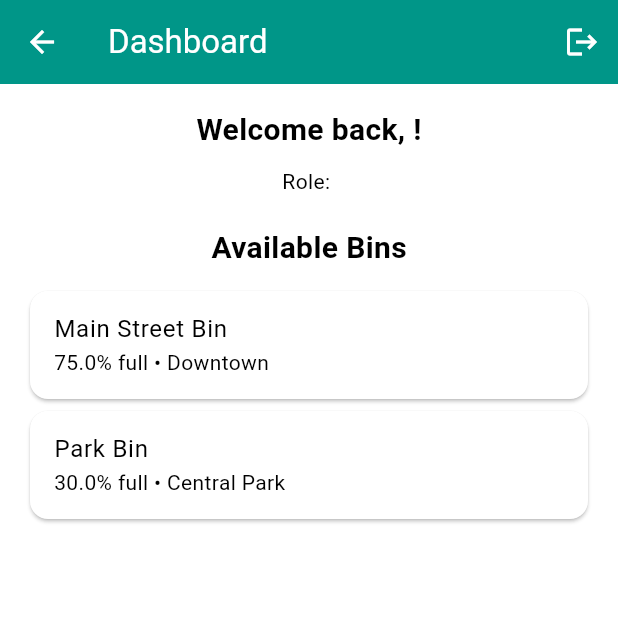
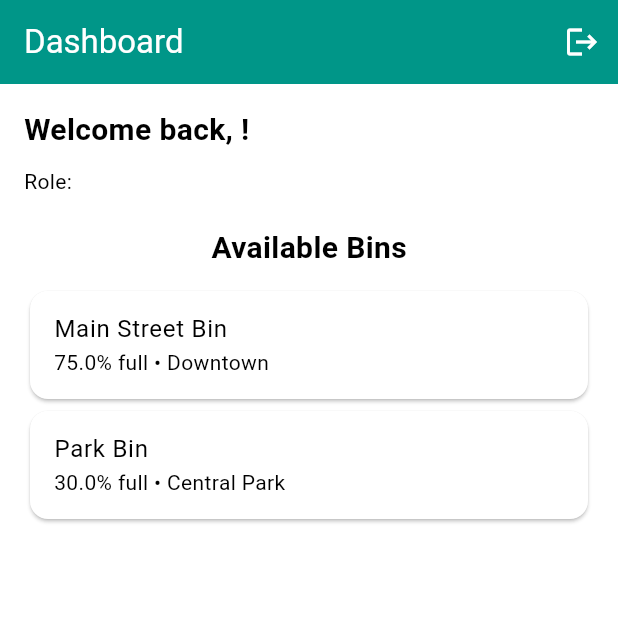
Before and after one commit to ndengeyingoma/Smart_Bin, a Flutter app: the DashboardPage screen opened directly, after a tap on the "logout" icon, on a phone screen of 412 x 824 dp, the top half of it. Run offline on Flutter 3.47's test engine with Material 3 defaults, Android fonts, the phone set to English and light mode, and no system bars; our stand-ins replace shared_preferences; accounts and stored records are empty.

Commit message:
Updated landing and dashboard sections, replaced partners_section

```diff
--- a/lib/main.dart
+++ b/lib/main.dart
@@ -11,7 +11,7 @@ class MyApp extends StatelessWidget {
   @override
   Widget build(BuildContext context) {
     return ChangeNotifierProvider(
-      create: (context) => AuthService(),
+      create: (context) => AuthService()..loadUser(),
       child: MaterialApp(
         title: 'Smart Bin Monitoring',
         theme: ThemeData(
--- a/lib/screens/dashboard/dashboard_page.dart
+++ b/lib/screens/dashboard/dashboard_page.dart
@@ -4,8 +4,15 @@ import '../../services/auth_service.dart';
 import '../../models/bin_model.dart';
 import 'bin_list_section.dart';
 import 'user_management_section.dart';
+import '../landing/landing_page.dart';
 
 class DashboardPage extends StatelessWidget {
+  const DashboardPage({super.key});
+
+  @override
+  Widget build(BuildContext context) {
+    final authService = Provider.of<AuthService>(context);
+
     final List<Bin> mockBins = [
       Bin(
         id: '1',
@@ -25,32 +32,36 @@ class DashboardPage extends StatelessWidget {
       ),
     ];
 
-  @override
-  Widget build(BuildContext context) {
-    final authService = Provider.of<AuthService>(context);
-
     return Scaffold(
       appBar: AppBar(
-        title: Text('Dashboard'),
+        title: const Text('Dashboard'),
         actions: [
           IconButton(
-            icon: Icon(Icons.logout),
-            onPressed: () => authService.logout(),
+            icon: const Icon(Icons.logout),
+            onPressed: () async {
+              await authService.logout();
+              Navigator.pushAndRemoveUntil(
+                context,
+                MaterialPageRoute(builder: (_) => const LandingPage()),
+                (route) => false,
+              );
+            },
           ),
         ],
       ),
       body: Padding(
-        padding: EdgeInsets.all(16),
+        padding: const EdgeInsets.all(16),
         child: Column(
+          crossAxisAlignment: CrossAxisAlignment.start,
           children: [
             Text(
               'Welcome back, ${authService.user?.username ?? 'User'}!',
-              style: TextStyle(fontSize: 20, fontWeight: FontWeight.bold),
+              style: const TextStyle(fontSize: 20, fontWeight: FontWeight.bold),
             ),
-            SizedBox(height: 10),
-            Text('Role: ${authService.user?.role}'),
-            SizedBox(height: 20),
-            if (authService.isAdmin) UserManagementSection(),
+            const SizedBox(height: 10),
+            Text('Role: ${authService.user?.role ?? 'Unknown'}'),
+            const SizedBox(height: 20),
+            if (authService.isAdmin) const UserManagementSection(),
             Expanded(child: BinListSection(bins: mockBins)),
           ],
         ),
--- a/lib/screens/landing/home_section.dart
+++ b/lib/screens/landing/home_section.dart
@@ -1,4 +1,5 @@
 import 'package:flutter/material.dart';
+import '../auth/login_page.dart'; // Add this import
 
 class HomeSection extends StatelessWidget {
   @override
@@ -75,7 +76,10 @@ class HomeSection extends StatelessWidget {
             SizedBox(height: 30),
             ElevatedButton.icon(
               onPressed: () {
-                // Navigate to login
+                Navigator.push(
+                  context,
+                  MaterialPageRoute(builder: (context) => LoginPage()),
+                );
               },
               icon: Icon(Icons.login),
               label: Text('Get Started - Login Now'),
--- a/lib/screens/landing/landing_page.dart
+++ b/lib/screens/landing/landing_page.dart
@@ -5,18 +5,22 @@ import '../auth/login_page.dart';
 import '../dashboard/dashboard_page.dart';
 import 'home_section.dart';
 import 'services_section.dart';
-import '../landing/parterns_section.dart';
+import 'partners_section.dart';
 import 'contacts_section.dart';
 import '../../widgets/footer_widget.dart';
 
 class LandingPage extends StatefulWidget {
+  const LandingPage({super.key});
+
   @override
-  _LandingPageState createState() => _LandingPageState();
+  State<LandingPage> createState() => _LandingPageState();
 }
 
 class _LandingPageState extends State<LandingPage> {
   int _currentIndex = 0;
+  bool _isLoading = true;
 
+  // ❌ Remove const — these widgets don’t have const constructors
   final List<Widget> _sections = [
     HomeSection(),
     ServicesSection(),
@@ -32,50 +36,54 @@ class _LandingPageState extends State<LandingPage> {
   ];
 
   @override
+  void initState() {
+    super.initState();
+    WidgetsBinding.instance.addPostFrameCallback((_) async {
+      try {
+        final authService = Provider.of<AuthService>(context, listen: false);
+        await authService.loadUser();
+      } catch (e) {
+        debugPrint('Error loading user: $e');
+      } finally {
+        setState(() => _isLoading = false);
+      }
+    });
+  }
+
+  @override
   Widget build(BuildContext context) {
     final authService = Provider.of<AuthService>(context);
 
+    if (_isLoading) {
+      return const Scaffold(body: Center(child: CircularProgressIndicator()));
+    }
+
     if (authService.isAuthenticated) {
-      WidgetsBinding.instance.addPostFrameCallback((_) {
-        Navigator.pushReplacement(
-          context,
-          MaterialPageRoute(builder: (context) => DashboardPage()),
-        );
-      });
+      return const DashboardPage();
     }
 
     return Scaffold(
       appBar: AppBar(
         title: Text(_sectionTitles[_currentIndex]),
         actions: [
-          if (!authService.isAuthenticated)
-            TextButton(
-              onPressed: () => Navigator.push(
-                context,
-                MaterialPageRoute(builder: (context) => LoginPage()),
-              ),
-              child: Text('Login', style: TextStyle(color: Colors.white)),
-            )
-          else
-            IconButton(
-              icon: Icon(Icons.logout),
-              onPressed: () => authService.logout(),
+          TextButton(
+            onPressed: () => Navigator.push(
+              context,
+              MaterialPageRoute(builder: (_) => LoginPage()), // ❌ Remove const
             ),
+            child: const Text('Login', style: TextStyle(color: Colors.white)),
+          ),
         ],
       ),
       body: Column(
         children: [
           Expanded(child: _sections[_currentIndex]),
-          FooterWidget(),
+          FooterWidget(), // ❌ Remove const
         ],
       ),
       bottomNavigationBar: BottomNavigationBar(
         currentIndex: _currentIndex,
-        onTap: (index) {
-          setState(() {
-            _currentIndex = index;
-          });
-        },
+        onTap: (index) => setState(() => _currentIndex = index),
         type: BottomNavigationBarType.fixed,
         items: const [
           BottomNavigationBarItem(icon: Icon(Icons.home), label: 'Home'),
--- a/lib/screens/landing/parterns_section.dart
+++ b/lib/screens/landing/partners_section.dart
@@ -58,7 +58,7 @@ class PartnersSection extends StatelessWidget {
                 'Tech Innovations',
                 Icons.lightbulb,
                 Colors.red,
-              ), // Fixed icon
+              ),
             ],
           ),
         ],
--- a/lib/services/auth_service.dart
+++ b/lib/services/auth_service.dart
@@ -15,10 +15,8 @@ class AuthService with ChangeNotifier {
     _isLoading = true;
     notifyListeners();
 
-    // Simulate API call
-    await Future.delayed(Duration(seconds: 2));
+    await Future.delayed(const Duration(seconds: 2));
 
-    // Mock login - replace with actual API call
     if (email == 'admin@smartbin.com' && password == 'admin123') {
       _user = User(
         id: '1',
@@ -39,7 +37,6 @@ class AuthService with ChangeNotifier {
       throw Exception('Invalid credentials');
     }
 
-    // Save to shared preferences
     final prefs = await SharedPreferences.getInstance();
     await prefs.setString('user', _user!.toJson().toString());
 
@@ -57,16 +54,27 @@ class AuthService with ChangeNotifier {
   Future<void> loadUser() async {
     final prefs = await SharedPreferences.getInstance();
     final userString = prefs.getString('user');
+
     if (userString != null) {
-      // Parse user data (simplified)
-      _user = User(
-        id: '1',
-        username: 'Saved User',
-        email: 'saved@user.com',
-        role: 'user',
-        token: 'saved_token',
-      );
+      if (userString.contains('admin@smartbin.com')) {
+        _user = User(
+          id: '1',
+          username: 'Admin User',
+          email: 'admin@smartbin.com',
+          role: 'admin',
+          token: 'mock_jwt_token',
+        );
+      } else if (userString.contains('user@smartbin.com')) {
+        _user = User(
+          id: '2',
+          username: 'Regular User',
+          email: 'user@smartbin.com',
+          role: 'user',
+          token: 'mock_jwt_token',
+        );
+      }
     }
+
     notifyListeners();
   }
 }
--- a/lib/widgets/footer_widget.dart
+++ b/lib/widgets/footer_widget.dart
@@ -1,37 +1,16 @@
 import 'package:flutter/material.dart';
 
 class FooterWidget extends StatelessWidget {
+  const FooterWidget({super.key});
+
   @override
   Widget build(BuildContext context) {
     return Container(
-      color: Colors.grey[900],
-      padding: EdgeInsets.all(20),
-      child: Column(
-        children: [
-          Text(
-            '© 2025 Smart Bin Monitoring System. All rights reserved.',
-            style: TextStyle(color: Colors.white),
-          ),
-          SizedBox(height: 5),
-          Text(
-            'Making cities cleaner and smarter',
-            style: TextStyle(color: Colors.white70),
-          ),
-          SizedBox(height: 10),
-          Row(
-            mainAxisAlignment: MainAxisAlignment.center,
-            children: [
-              Text('Powered by ', style: TextStyle(color: Colors.white70)),
-              Text(
-                'Flutter',
-                style: TextStyle(
-                  color: Colors.teal[300],
-                  fontWeight: FontWeight.bold,
-                ),
-              ),
-            ],
-          ),
-        ],
+      padding: const EdgeInsets.all(16),
+      alignment: Alignment.center,
+      child: const Text(
+        '© 2025 Smart Bin Inc.',
+        style: TextStyle(fontSize: 14, color: Colors.grey),
       ),
     );
   }
```
Also changed, not shown: lib/screens/bins/bin_details_page.dart (+24 -43 lines), lib/screens/dashboard/user_management_section.dart (+6 -4 lines), lib/screens/landing/contacts_section.dart (+2 -8 lines). Lines whose indentation alone changed are shown as unchanged.
